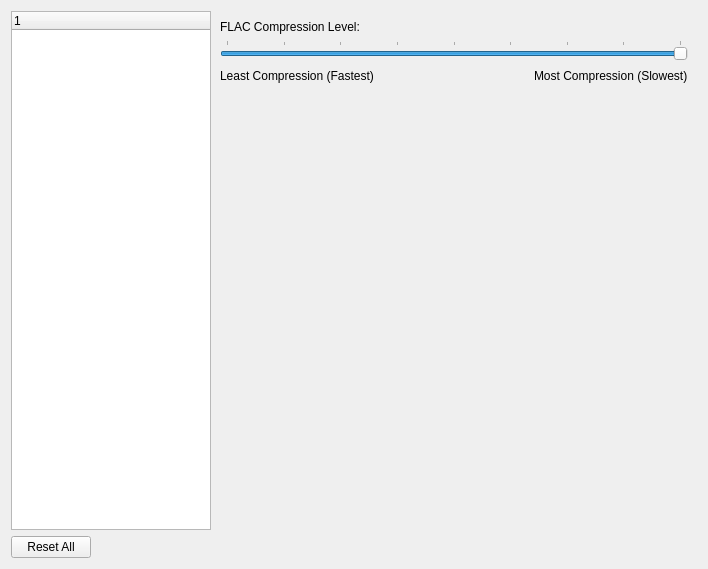
Above: src/xamp/preferencedialog.ui from billlin0904/xamp2 before the change. Below: the same form after it.
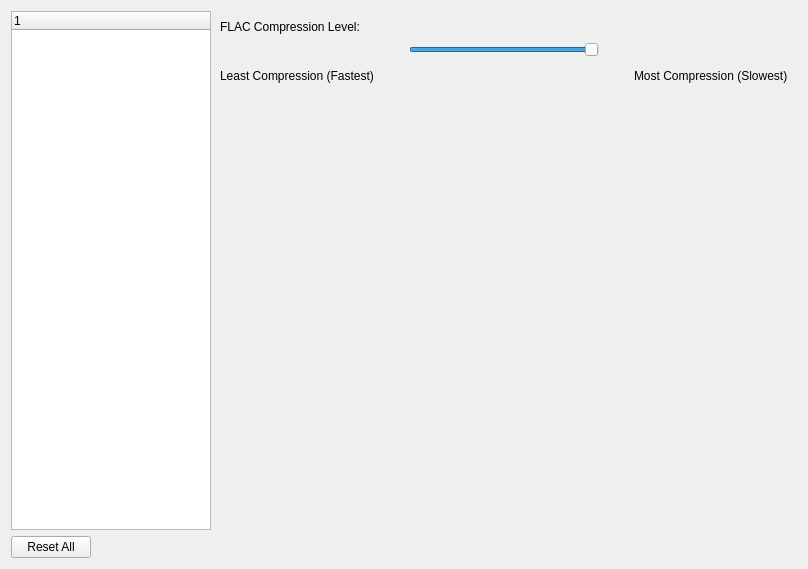
That is the form after the change. The open tabs and pages were chosen to show the change. Custom widgets are drawn as their Qt base class.

Commit message: 優化ＵＩ

What changed in the file:
```diff
--- a/src/xamp/preferencedialog.ui
+++ b/src/xamp/preferencedialog.ui
@@ -6,10 +6,28 @@
    <rect>
     <x>0</x>
     <y>0</y>
-    <width>708</width>
+    <width>808</width>
     <height>569</height>
    </rect>
   </property>
+  <property name="sizePolicy">
+   <sizepolicy hsizetype="Fixed" vsizetype="Preferred">
+    <horstretch>0</horstretch>
+    <verstretch>0</verstretch>
+   </sizepolicy>
+  </property>
+  <property name="minimumSize">
+   <size>
+    <width>808</width>
+    <height>0</height>
+   </size>
+  </property>
+  <property name="maximumSize">
+   <size>
+    <width>808</width>
+    <height>16777215</height>
+   </size>
+  </property>
   <property name="focusPolicy">
    <enum>Qt::NoFocus</enum>
   </property>
@@ -595,10 +613,21 @@
           </widget>
          </item>
          <item>
-          <widget class="QSplitter" name="splitter">
+          <layout class="QHBoxLayout" name="horizontalLayout_2">
+           <item>
+            <spacer name="horizontalSpacer_5">
            <property name="orientation">
             <enum>Qt::Horizontal</enum>
            </property>
+             <property name="sizeHint" stdset="0">
+              <size>
+               <width>40</width>
+               <height>20</height>
+              </size>
+             </property>
+            </spacer>
+           </item>
+           <item>
            <widget class="QSlider" name="flacCompressionLevelSlider">
             <property name="maximum">
              <number>8</number>
@@ -609,17 +638,22 @@
             <property name="orientation">
              <enum>Qt::Horizontal</enum>
             </property>
-            <property name="invertedAppearance">
-             <bool>false</bool>
-            </property>
-            <property name="tickPosition">
-             <enum>QSlider::TicksAbove</enum>
-            </property>
-            <property name="tickInterval">
-             <number>1</number>
-            </property>
-           </widget>
-          </widget>
+            </widget>
+           </item>
+           <item>
+            <spacer name="horizontalSpacer_6">
+             <property name="orientation">
+              <enum>Qt::Horizontal</enum>
+             </property>
+             <property name="sizeHint" stdset="0">
+              <size>
+               <width>40</width>
+               <height>20</height>
+              </size>
+             </property>
+            </spacer>
+           </item>
+          </layout>
          </item>
          <item>
           <layout class="QHBoxLayout" name="horizontalLayout_3">
```
Lines whose indentation alone changed are shown as unchanged. The commit also changes 1 other file.
